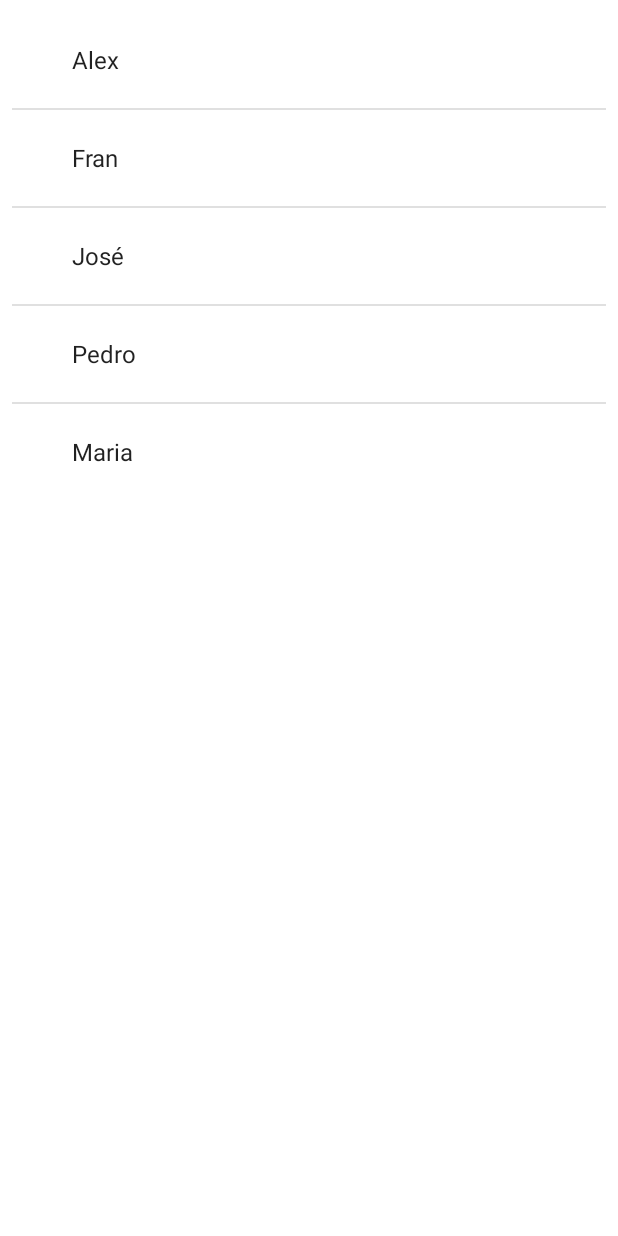
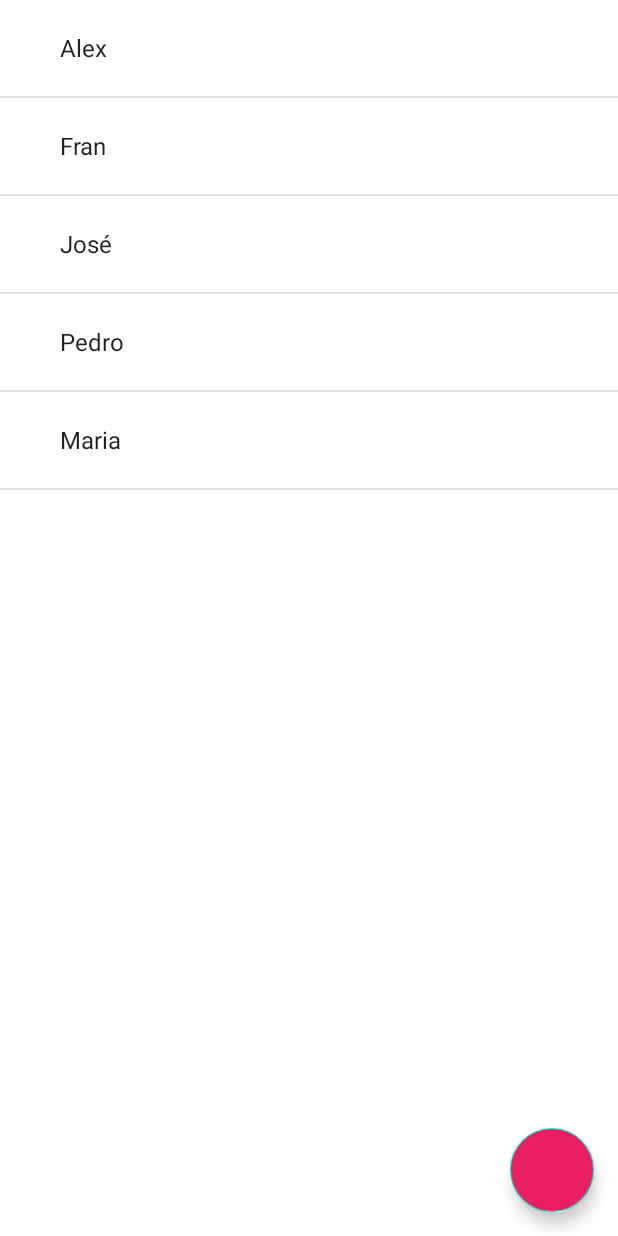
Before and after one commit to egonlr/Agenda, an Android app: the screen it shows after launch (MainActivity), on a phone screen of 412 x 824 dp. Run offline under Robolectric (Android 15) with nearby library versions, the phone set to English and light mode, and no system bars.

Commit message:
Entendendo a base de construção de laytous

```diff
--- a/app/src/main/res/layout/activity_main.xml
+++ b/app/src/main/res/layout/activity_main.xml
@@ -1,17 +1,26 @@
 <?xml version="1.0" encoding="utf-8"?>
-<LinearLayout xmlns:android="http://schemas.android.com/apk/res/android"
+<RelativeLayout xmlns:android="http://schemas.android.com/apk/res/android"
     xmlns:app="http://schemas.android.com/apk/res-auto"
-    xmlns:tools="http://schemas.android.com/tools"
     android:layout_width="match_parent"
     android:layout_height="match_parent"
+    android:orientation="vertical"
     app:layoutDescription="@xml/activity_main_scene">
+
+    <com.google.android.material.floatingactionbutton.FloatingActionButton
+        android:id="@+id/activity_main_fab_novo_aluno"
+        android:layout_width="wrap_content"
+        android:layout_height="wrap_content"
+        android:layout_alignParentEnd="true"
+        android:layout_alignParentBottom="true"
+        android:layout_marginEnd="16dp"
+        android:layout_marginBottom="16dp"
+        android:backgroundTint="#E91E63"
+        android:clickable="true"
+        android:focusable="true" />
 
     <ListView
         android:id="@+id/activity_main_lista_de_alunos"
-        android:layout_width="wrap_content"
-        android:layout_height="wrap_content"
-        android:layout_marginStart="8dp"
-        android:layout_marginTop="8dp"
-        android:layout_marginEnd="8dp"
-        android:layout_marginBottom="8dp" />
-</LinearLayout>
+        android:layout_width="match_parent"
+        android:layout_height="match_parent" />
+
+</RelativeLayout>
--- /dev/null
+++ b/app/src/main/res/xml/activity_main_scene.xml
@@ -0,0 +1,19 @@
+<?xml version="1.0" encoding="utf-8"?>
+<MotionScene
+    xmlns:android="http://schemas.android.com/apk/res/android"
+    xmlns:motion="http://schemas.android.com/apk/res-auto">
+
+    <Transition
+        motion:constraintSetEnd="@+id/end"
+        motion:constraintSetStart="@id/start"
+        motion:duration="1000">
+       <KeyFrameSet>
+       </KeyFrameSet>
+    </Transition>
+
+    <ConstraintSet android:id="@+id/start">
+    </ConstraintSet>
+
+    <ConstraintSet android:id="@+id/end">
+    </ConstraintSet>
+</MotionScene>
```
